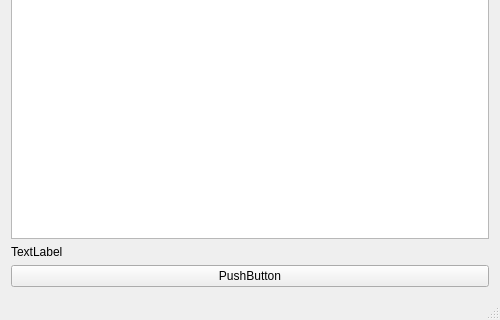
Above: Implementación Gráfica 1/hp_mdl/ventanaprincipal.ui from Rafaherrero/ia before the change; both pictures show x 0 to 500 and y 220 to 540 of the 500 by 540 pixel window. Below: the same form after it.
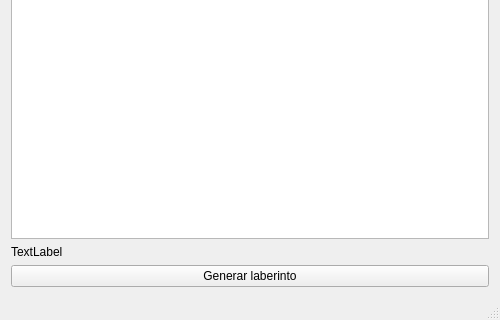
That is the form after the change.

Commit message: Añadida pantalla de carga

Patch:
```diff
--- a/Implementación Gráfica 1/hp_mdl/ventanaprincipal.ui
+++ b/Implementación Gráfica 1/hp_mdl/ventanaprincipal.ui
@@ -80,7 +80,7 @@
     <item>
      <widget class="QPushButton" name="boton_generar">
       <property name="text">
-       <string>PushButton</string>
+       <string>Generar laberinto</string>
       </property>
      </widget>
     </item>
```
The commit also changes 2 other files.
